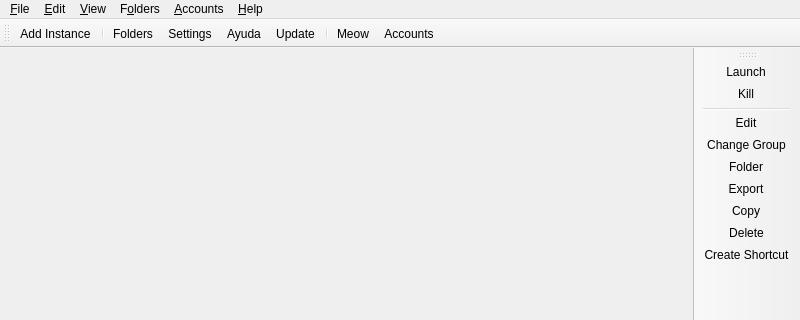
Qt form launcher/ui/MainWindow.ui (mario638/ElectryLauncher) before a commit; both pictures show x 0 to 800 and y 0 to 320 of the 800 by 600 pixel window.
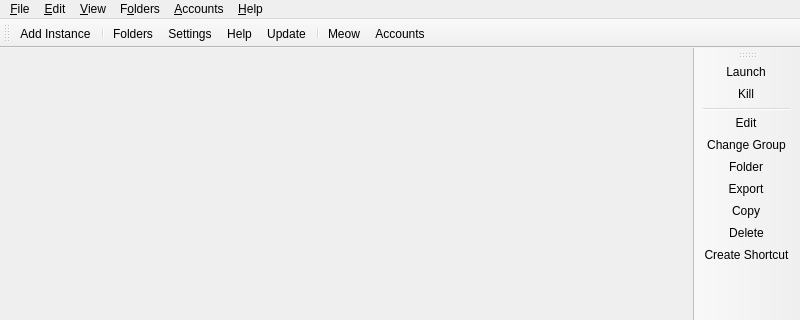
The same form after that commit. Icons and pictures are not drawn. Custom widgets are drawn as their Qt base class.

Diff of the .ui file:
```diff
--- a/launcher/ui/MainWindow.ui
+++ b/launcher/ui/MainWindow.ui
@@ -726,7 +726,7 @@
      <normaloff>.</normaloff>.</iconset>
    </property>
    <property name="text">
-    <string>Ayuda</string>
+    <string>Help</string>
    </property>
    <property name="toolTip">
     <string>Get help with %1 or Minecraft.</string>
```
Left out of the diff: 6 changed lines with no effect on the pictures.
